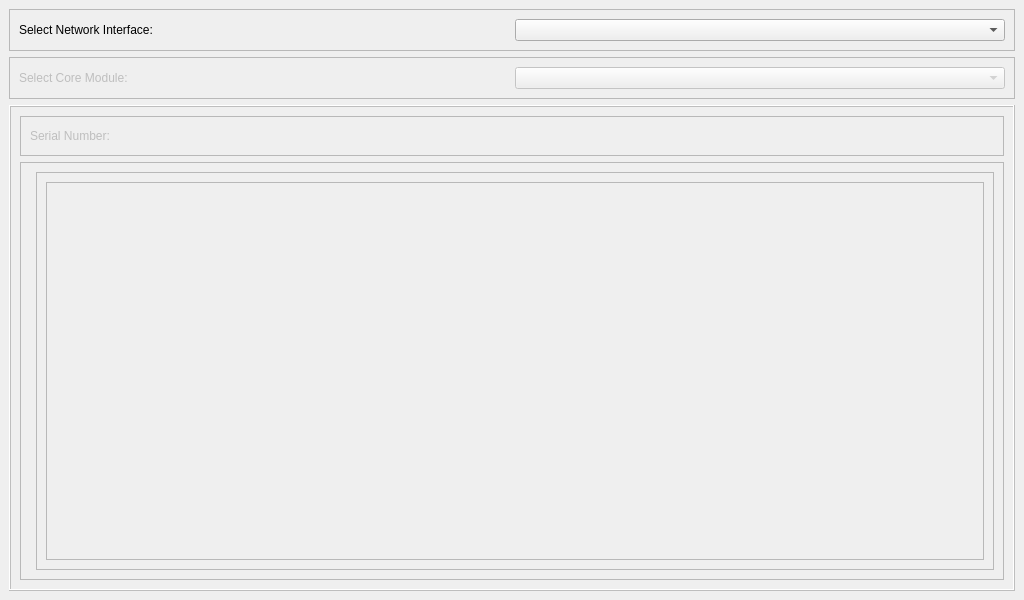
The window that Storage_Manager_app/mainwindow.ui (arizonaCameraLab/ASDP_Render_Module) describes before a commit, drawn with Qt 5.
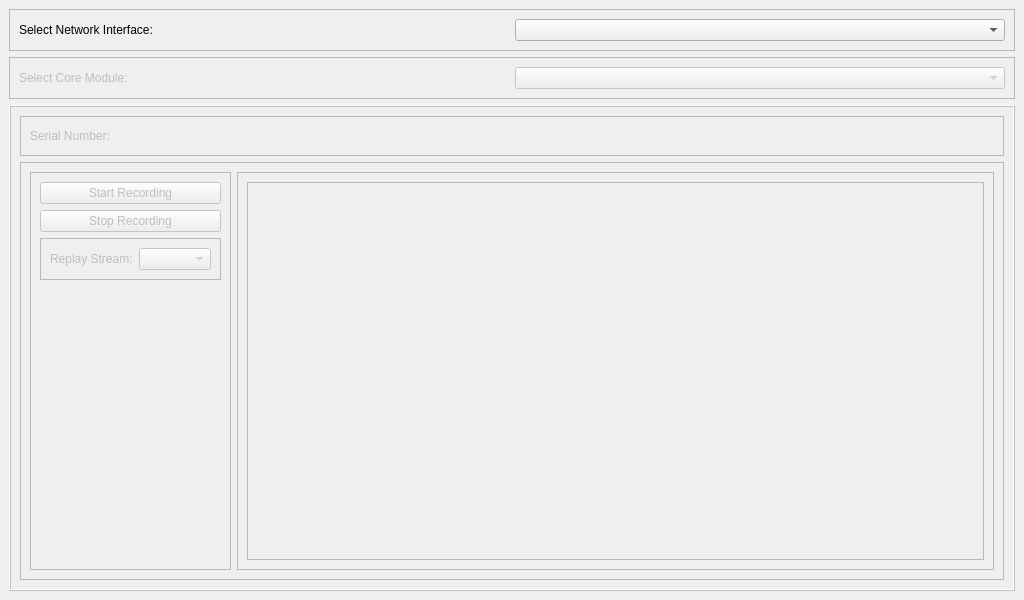
The same window after the commit.

Commit message: Selecting which stream to play back

```diff
--- a/Storage_Manager_app/mainwindow.ui
+++ b/Storage_Manager_app/mainwindow.ui
@@ -133,6 +133,57 @@
             <property name="frameShadow">
              <enum>QFrame::Raised</enum>
             </property>
+            <layout class="QVBoxLayout" name="verticalLayout_4">
+             <item>
+              <widget class="QPushButton" name="pushButtonStartRecording">
+               <property name="text">
+                <string>Start Recording</string>
+               </property>
+              </widget>
+             </item>
+             <item>
+              <widget class="QPushButton" name="pushButtonStopRecording">
+               <property name="text">
+                <string>Stop Recording</string>
+               </property>
+              </widget>
+             </item>
+             <item>
+              <widget class="QFrame" name="frame_3">
+               <property name="frameShape">
+                <enum>QFrame::StyledPanel</enum>
+               </property>
+               <property name="frameShadow">
+                <enum>QFrame::Raised</enum>
+               </property>
+               <layout class="QHBoxLayout" name="horizontalLayout_5">
+                <item>
+                 <widget class="QLabel" name="labelReplay">
+                  <property name="text">
+                   <string>Replay Stream:</string>
+                  </property>
+                 </widget>
+                </item>
+                <item>
+                 <widget class="QComboBox" name="comboBoxReplay"/>
+                </item>
+               </layout>
+              </widget>
+             </item>
+             <item>
+              <spacer name="verticalSpacer">
+               <property name="orientation">
+                <enum>Qt::Vertical</enum>
+               </property>
+               <property name="sizeHint" stdset="0">
+                <size>
+                 <width>20</width>
+                 <height>40</height>
+                </size>
+               </property>
+              </spacer>
+             </item>
+            </layout>
            </widget>
           </item>
           <item>
```
Left out of the diff: 59 changed lines with no effect on the pictures. The commit also changes 2 other files.
